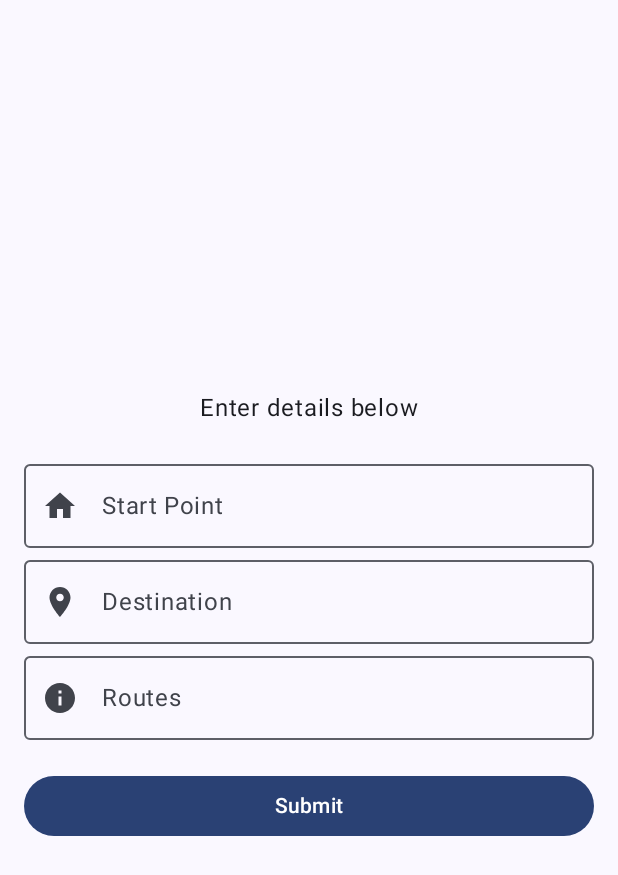
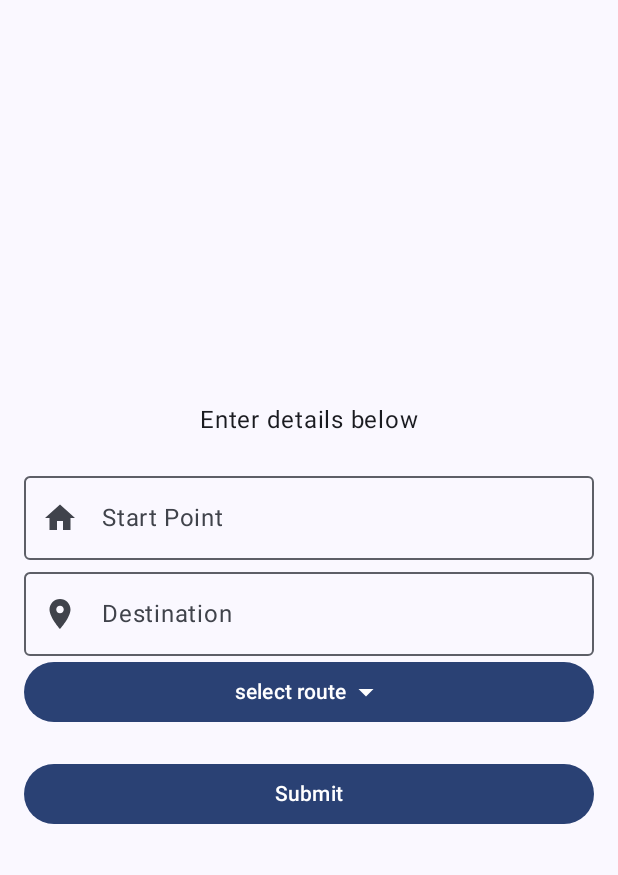
Before and after one commit to tangent248/truck_routes, an Android app built with Jetpack Compose: the screen it shows after launch (MainActivity), on a phone screen of 412 x 824 dp. Shown: the top 875 px of the screen. Run offline under Robolectric (Android 15) with nearby library versions, the light colour scheme and no system bars.

Commit message:
add dropdown to select routes

```diff
--- a/app/src/main/java/com/group_7/truck_routes/screens/Home.kt
+++ b/app/src/main/java/com/group_7/truck_routes/screens/Home.kt
@@ -1,6 +1,7 @@
 package com.group_7.truck_routes.screens
 
 import androidx.compose.foundation.layout.Arrangement
+import androidx.compose.foundation.layout.Box
 import androidx.compose.foundation.layout.Column
 import androidx.compose.foundation.layout.Spacer
 import androidx.compose.foundation.layout.fillMaxSize
@@ -8,10 +9,12 @@ import androidx.compose.foundation.layout.fillMaxWidth
 import androidx.compose.foundation.layout.height
 import androidx.compose.foundation.layout.padding
 import androidx.compose.material.icons.Icons
+import androidx.compose.material.icons.filled.ArrowDropDown
 import androidx.compose.material.icons.filled.Home
-import androidx.compose.material.icons.filled.Info
 import androidx.compose.material.icons.filled.LocationOn
 import androidx.compose.material3.Button
+import androidx.compose.material3.DropdownMenu
+import androidx.compose.material3.DropdownMenuItem
 import androidx.compose.material3.Icon
 import androidx.compose.material3.MaterialTheme
 import androidx.compose.material3.OutlinedTextField
@@ -23,6 +26,8 @@ import androidx.compose.runtime.remember
 import androidx.compose.runtime.setValue
 import androidx.compose.ui.Alignment
 import androidx.compose.ui.Modifier
+import androidx.compose.ui.draw.rotate
+import androidx.compose.ui.text.style.TextOverflow
 import androidx.compose.ui.unit.dp
 import androidx.navigation.NavController
 import com.group_7.truck_routes.Routs
@@ -32,6 +37,10 @@ fun Home(navController: NavController) {
     var userStartPoint by remember { mutableStateOf(value = "") }
     var userDestination by remember { mutableStateOf(value = "") }
     var userRoute by remember { mutableStateOf(value = "") }
+
+    var isExpanded by remember { mutableStateOf(false) }
+
+
 
 
     Column(
@@ -77,20 +86,37 @@ fun Home(navController: NavController) {
             modifier = Modifier.fillMaxWidth(),
             singleLine = true
         )
-        OutlinedTextField(
-            value = userRoute,
-            onValueChange = {
-                userRoute = it
+
+        DropDownMenu(
+            label = userRoute,
+            placeholder = "select route",
+            expanded = isExpanded,
+            onExpandedChange = {
+                isExpanded = it
             },
-            label = { Text("Routes") },
-            placeholder = { Text("select route") },
-            leadingIcon = {
-                Icon(imageVector = Icons.Default.Info, contentDescription = null)
-            },
-            modifier = Modifier.fillMaxWidth(),
-            singleLine = true
+            onOptionSelected = { unit ->
+                userRoute = unit
+                isExpanded = false
+
+            }
+
 
         )
+
+//        OutlinedTextField(
+//            value = userRoute,
+//            onValueChange = {
+//                userRoute = it
+//            },
+//            label = { Text("Routes") },
+//            placeholder = { Text("select route") },
+//            leadingIcon = {
+//                Icon(imageVector = Icons.Default.Info, contentDescription = null)
+//            },
+//            modifier = Modifier.fillMaxWidth(),
+//            singleLine = true
+//
+//        )
         Spacer(modifier = Modifier.height(20.dp))
 
         Button(onClick = {
@@ -103,7 +129,7 @@ fun Home(navController: NavController) {
                     )
                 )
             } else {
-                navController.navigate(
+                navController.navigate(          //delete after testing
                     Routs.Maps(
                         startPoint = userStartPoint,
                         destination = userDestination,
@@ -123,3 +149,52 @@ fun Home(navController: NavController) {
 
 
 }
+
+@Composable
+fun DropDownMenu(
+    label: String,
+    placeholder: String,
+    expanded: Boolean,
+    onExpandedChange: (Boolean) -> Unit,
+    onOptionSelected: (String) -> Unit,
+) {
+    Box {
+        Button(
+            onClick = { onExpandedChange(!expanded) },
+            modifier = Modifier.fillMaxWidth()
+        ) {
+            Text(
+                text = if (label.isNotBlank()) label else placeholder,
+                maxLines = 1,
+                overflow = TextOverflow.Ellipsis
+            )
+
+            Icon(
+                imageVector = Icons.Default.ArrowDropDown,
+                contentDescription = null,
+                modifier = Modifier.rotate(if (expanded) 180f else 0f)
+            )
+        }
+
+        DropdownMenu(
+            expanded = expanded,
+            onDismissRequest = { onExpandedChange(false) },
+            modifier = Modifier
+                .fillMaxWidth()
+        ) {
+            listOf(
+                "mileage",
+                "speed",
+                "toll"
+            ).forEach { unit ->
+                DropdownMenuItem(
+                    text = { Text(text = unit) },
+                    onClick = {
+                        onExpandedChange(false)
+                        onOptionSelected(unit)
+                    }
+                )
+            }
+        }
+    }
+}
--- /dev/null
+++ b/app/src/main/java/com/group_7/truck_routes/utils/ManifestUtils.kt
@@ -0,0 +1,4 @@
+package com.group_7.truck_routes.utils
+
+class ManifestUtils {
+}
```
